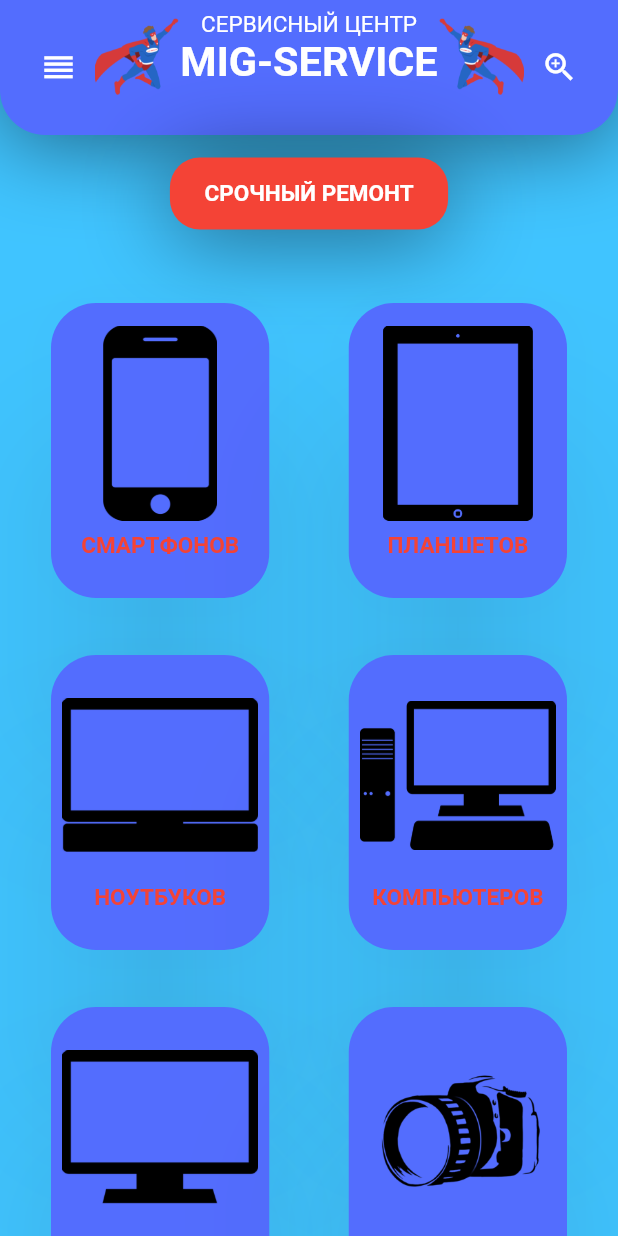
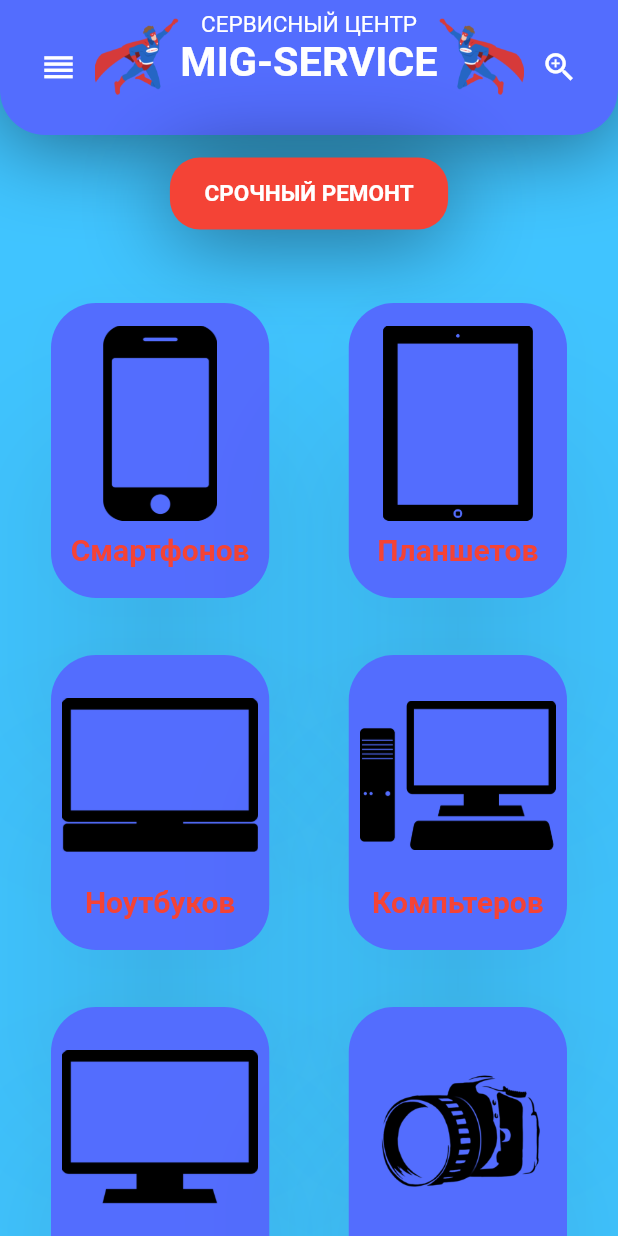
Before and after one commit to Poll21/mig-service, a Flutter app: the AboutUsScreen screen opened by its route, after a tap on the "arrow back ios" icon, on a phone screen of 412 x 824 dp. Run offline on Flutter 3.47's test engine with Material 2 defaults, Android fonts, the phone set to English and light mode, and no system bars; our stand-ins replace get, line_icons.

Commit message:
доработка маршрутизации

```diff
--- a/lib/components/body.dart
+++ b/lib/components/body.dart
@@ -5,6 +5,8 @@ import 'package:migservice/components/constants.dart';
 import 'package:migservice/pages/prise_sreen.dart';
 import 'package:migservice/components/prices/price_list.dart';
 import 'package:migservice/components/size_progect.dart';
+
+import '../helpe/butoon_menu.dart';
 
 
 
@@ -34,6 +36,13 @@ class StartMenu extends StatelessWidget {
 
   @override
   Widget build(BuildContext context) {
+
+    final List<Widget> cardItem =
+    butoonSmallData.map((MenuString menuString) =>
+        PlantCard(
+          image: menuString.image ,title: menuString.text, press: menuString.function, kSize: kSize,))
+        .toList();
+
     return GridView(
       physics: BouncingScrollPhysics(),
       padding: EdgeInsets.all(kDefaultPadding * 2),
@@ -43,50 +52,14 @@ class StartMenu extends StatelessWidget {
           crossAxisSpacing: kDefaultPadding * 3,
           childAspectRatio: 0.15 * kSize,
       ),
-      children: [
-        PlantCard(
-          image: 'assets/smartphone.png',
-          title: 'СМАРТФОНОВ',
-          kSize: kSize,
-          press: () {Get.to(BodyPrice( price: 'СМАРТФОНЫ', allPrices: smartPrice,));},
-        ),
-        PlantCard(
-          image: 'assets/tablet.png',
-          title: 'ПЛАНШЕТОВ',
-          kSize: kSize,
-          press: () {Get.to(BodyPrice(price: 'ПЛАНШЕТОВ', allPrices: tabPrice));},
-        ),
-        PlantCard(
-          image: 'assets/noteboock.png',
-          title: 'НОУТБУКОВ',
-          kSize: kSize,
-          press: () {Get.to(BodyPrice(price: 'НОУТБУКОВ', allPrices: noutboockPrice,));},
-        ),
-        PlantCard(
-          image: 'assets/computer.png',
-          title: 'КОМПЬЮТЕРОВ',
-          kSize: kSize,
-          press: () {Get.to(BodyPrice(price: 'КОМПЬЮТЕРОВ', allPrices: noutboockPrice,));},
-        ),
-        PlantCard(
-          image: 'assets/TV.png',
-          title: 'ТЕЛЕВИЗОРОВ',
-          kSize: kSize,
-          press: () {Get.to(BodyPrice(price: 'ТЕЛЕВИЗОРОВ', allPrices: noutboockPrice,));},
-        ),
-        PlantCard(
-          image: 'assets/photocamera.png',
-          title: 'ФОТОКАМЕР',
-          kSize: kSize,
-          press: () {Get.to(BodyPrice(price: 'ФОТОКАМЕР', allPrices: noutboockPrice,));},
-        )
-      ],
+      children: cardItem,
+
     );
   }
 }
 
 
-
+//карточка ремонтируемых устройств
 class PlantCard extends StatelessWidget {
   const PlantCard({
     Key key,
@@ -130,7 +103,7 @@ class PlantCard extends StatelessWidget {
                 child: Text(title,
                   style: TextStyle(
                       color: kRextColor,
-                      fontSize: kSize * 3.0,
+                      fontSize: kSize * 4.0,
                       fontWeight: FontWeight.bold),
                 ),
               ),
--- a/lib/helpe/butoon_menu.dart
+++ b/lib/helpe/butoon_menu.dart
@@ -5,58 +5,71 @@ import 'package:migservice/pages/prise_sreen.dart';
 import 'package:migservice/components/prices/price_list.dart';
 import 'package:migservice/controllers/counterController.dart';
 import '../components/constants.dart';
-import '../pages/about_us.dart';
-import '../pages/сontact_screen.dart';
 
-//сласс хронящий имя страници и маршрут к ней
+
+//сласс хронящий имя страници, картинку(не обязательный параметр) и маршрут к ней
 class MenuString {
+
   final String text;
   final Function function;
+  final String image;
 
-  MenuString({
+  MenuString({this.image,
     this.text,
     this.function,
   });
 }
-//всплывающее мень
-class ButoonMenuSmall extends StatelessWidget {
+
 final List<MenuString> butoonSmallData = [
-    MenuString(text: 'Смартфоны',
+  MenuString(
+    image: 'assets/smartphone.png',
+    text: 'Смартфонов',
     function: () {
       Get.offAll(BodyPrice(
-            price: 'СМАРТФОНЫ', allPrices: smartPrice));
+          price: 'СМАРТФОНОВ', allPrices: smartPrice));
     },
   ),
-    MenuString(text: 'Планшеты',
+  MenuString(
+    image: 'assets/tablet.png',
+    text: 'Планшетов',
     function: () {
       Get.offAll(BodyPrice(
           price: 'ПЛАНШЕТОВ', allPrices: tabPrice));
     },
   ),
-    MenuString(text: 'Ноутбуков',
+  MenuString(
+    image: 'assets/noteboock.png',
+    text: 'Ноутбуков',
     function: () {
       Get.offAll(BodyPrice(
           price: 'НОУТБУКОВ', allPrices: tabPrice));
     },),
-    MenuString(text: 'Компьтеров',
+  MenuString(
+    image: 'assets/computer.png',
+    text: 'Компьтеров',
     function: () {
       Get.offAll(BodyPrice(
           price: 'КОМПБЮТЕРОВ', allPrices: tabPrice));
     },),
-    MenuString(text: 'Телевизаров',
+  MenuString(
+    image: 'assets/TV.png',
+    text: 'Телевизаров',
     function: () {
       Get.offAll(BodyPrice(
           price: 'ТЕЛЕВИЗОРОВ', allPrices: tabPrice));
     },),
-    MenuString(text: 'Фотокамер',
+  MenuString(
+    image: 'assets/photocamera.png',
+    text: 'Фотокамер',
     function: () {
       Get.offAll(BodyPrice(
           price: 'ФОТОКАМЕР', allPrices: tabPrice));
     },),
 ];
+//всплывающее мень
+class ButoonMenuSmall extends StatelessWidget {
   final double kSize;
-
-  ButoonMenuSmall({Key key, this.kSize}) : super(key: key);
+  ButoonMenuSmall({Key key, this.kSize, }) : super(key: key);
 
   @override
   Widget build(BuildContext context) {
@@ -112,15 +125,15 @@ class BootomMenuBig extends StatelessWidget {
         },),
       MenuString(text: 'Контакты',
         function: () {
-          Get.to(ContactInf());
+          Get.offAllNamed('/Contact');
         },),
       MenuString(text: 'О нас',
         function: () {
-          Get.to(AboutUsScreen());
+          Get.offAllNamed('/AboutUs');
         },),
       MenuString(text: 'Мои ремонты',
         function: () {
-          Get.to(AboutUsScreen());
+          Get.offAllNamed('/MyService');
         },),
     ];
     final List<Widget> botoonBig =
--- a/lib/pages/about_us.dart
+++ b/lib/pages/about_us.dart
@@ -20,12 +20,8 @@ class AboutUsScreen extends StatelessWidget {
       body: Column(
         children: [
           CustomAppBarOthe(),
-          TitlePag(title: 'О нас'),
-          Responsive(
-            mobile: PriceHeading(kSize: kMobilSize * 0.8),
-            tablet: PriceHeading(kSize: kTabletSize),
-            desktop: PriceHeading(kSize: kDesktopSize),
-          ),
+          TitlePag(title: 'О нас:'),
+
         ],
       ),);
   }
--- a/lib/pages/my_service_screen.dart
+++ b/lib/pages/my_service_screen.dart
@@ -18,6 +18,7 @@ class MyServiceScreen extends StatelessWidget {
       body: Column(
         children: [
           CustomAppBarOthe(),
+
         ],
       ),);
   }
```
Also changed, not shown: lib/components/expand_menu.dart (+9 -7 lines), lib/pages/сontact_screen.dart (+1 -16 lines). Lines whose indentation alone changed are shown as unchanged.
